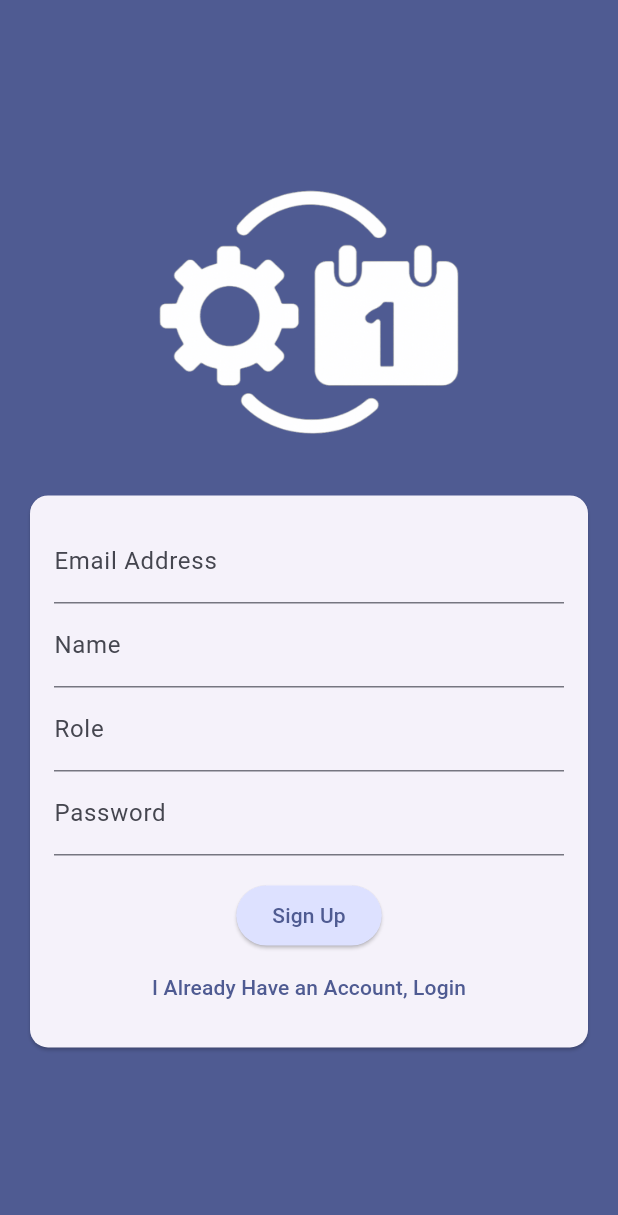
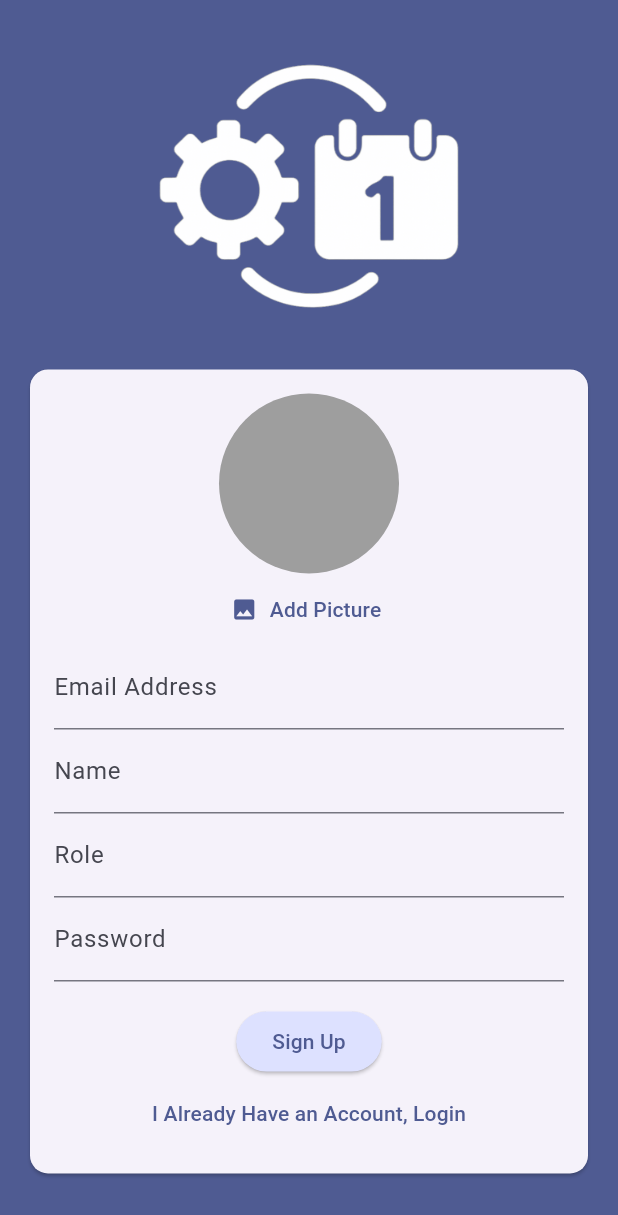
Before and after one commit to kemasfr5/workflow_shift, a Flutter app: the screen it shows after launch, after a tap on "Login", after a tap on "Create an Account", on a phone screen of 412 x 824 dp. Shown: the top 1215 px of the screen. Run offline on Flutter 3.47's test engine with Material 3 defaults, Android fonts, the light colour scheme and no system bars; our stand-ins replace cloud_firestore, firebase_auth, firebase_core, firebase_storage, image_picker; accounts and stored records are empty; generated files the repository leaves out were written again.

Commit message:
Add profile picture on sign up and user detail screen

```diff
--- a/lib/screens/auth.dart
+++ b/lib/screens/auth.dart
@@ -1,6 +1,10 @@
+import 'dart:io';
+
 import 'package:cloud_firestore/cloud_firestore.dart';
 import 'package:firebase_auth/firebase_auth.dart';
 import 'package:flutter/material.dart';
+import 'package:workflow_shift/widgets/user_image_picker.dart';
+import 'package:firebase_storage/firebase_storage.dart';
 
 final _firebase = FirebaseAuth.instance;
 
@@ -21,10 +25,11 @@ class _AuthScreenState extends State<AuthScreen> {
   var _enteredName = '';
   var _enteredRole = '';
   var _enteredPassword = '';
+  File? _selectedImage;
 
   void _submit() async {
     final isValid = _formKey.currentState!.validate();
-    if (!isValid) {
+    if (!isValid || (!_isLogin && _selectedImage == null)) {
       return;
     }
 
@@ -41,11 +46,24 @@ class _AuthScreenState extends State<AuthScreen> {
       } else {
         final userCredential = await _firebase.createUserWithEmailAndPassword(
             email: _enteredEmail, password: _enteredPassword);
+
+        final storageRef = FirebaseStorage.instance.ref();
+        final userRef = storageRef
+            .child("user_image")
+            .child('${userCredential.user!.uid}.jpg');
+        await userRef.putFile(_selectedImage!);
+        final imageUrl = await userRef.getDownloadURL();
+
         FirebaseFirestore.instance
             .collection('users')
             .doc(userCredential.user!.uid)
             .set(
-          {'email': _enteredEmail, 'name': _enteredName, 'role': _enteredRole},
+          {
+            'email': _enteredEmail,
+            'name': _enteredName,
+            'role': _enteredRole,
+            'image': imageUrl,
+          },
         );
       }
     } on FirebaseAuthException catch (e) {
@@ -63,6 +81,10 @@ class _AuthScreenState extends State<AuthScreen> {
 
   @override
   Widget build(BuildContext context) {
+    void pickImage(File image) {
+      _selectedImage = image;
+    }
+
     return Scaffold(
       backgroundColor: Theme.of(context).colorScheme.primary,
       body: Center(
@@ -82,6 +104,7 @@ class _AuthScreenState extends State<AuthScreen> {
                     key: _formKey,
                     child: Column(
                       children: [
+                        if (!_isLogin) UserImagePicker(onPickImage: pickImage),
                         TextFormField(
                           decoration:
                               InputDecoration(label: Text('Email Address')),
@@ -181,8 +204,9 @@ class _AuthScreenState extends State<AuthScreen> {
                           )
                       ],
                     ),
-                    )),
-              )
+                  ),
+                ),
+              ),
             ],
           ),
         ),
--- /dev/null
+++ b/lib/widgets/user_image_picker.dart
@@ -0,0 +1,53 @@
+import 'dart:io';
+
+import 'package:flutter/material.dart';
+import 'package:image_picker/image_picker.dart';
+
+class UserImagePicker extends StatefulWidget {
+  const UserImagePicker({super.key, required this.onPickImage});
+
+  final void Function(File pickedImage) onPickImage;
+
+  @override
+  State<UserImagePicker> createState() {
+    return _UserImagePickerState();
+  }
+}
+
+class _UserImagePickerState extends State<UserImagePicker> {
+  File? pickedImageFile;
+  void pickImage() async {
+    final pickedImage = await ImagePicker()
+        .pickImage(source: ImageSource.camera, imageQuality: 50, maxWidth: 300);
+
+    if (pickedImage == null) {
+      return;
+    }
+    setState(() {
+      pickedImageFile = File(pickedImage.path);
+    });
+    widget.onPickImage(pickedImageFile!);
+  }
+
+  @override
+  Widget build(BuildContext context) {
+    return Column(
+      children: [
+        CircleAvatar(
+          radius: 60,
+          backgroundColor: Colors.grey,
+          foregroundImage:
+              pickedImageFile != null ? FileImage(pickedImageFile!) : null,
+        ),
+        TextButton.icon(
+          onPressed: pickImage,
+          icon: Icon(Icons.image),
+          label: Text(
+            'Add Picture',
+            style: TextStyle(color: Theme.of(context).colorScheme.primary),
+          ),
+        )
+      ],
+    );
+  }
+}
--- a/pubspec.yaml
+++ b/pubspec.yaml
@@ -39,6 +39,9 @@ dependencies:
   cloud_firestore: ^5.6.8
   uid: ^0.0.2
   intl: ^0.20.2
+  image_picker: ^1.1.2
+  firebase_storage: ^12.4.6
+  http: ^1.4.0
 
 dev_dependencies:
   flutter_test:
```
Also changed, not shown: lib/screens/manage_user.dart (+46 -30 lines), lib/widgets/user_detail.dart (added, +48 -0 lines), 1 other file. Lines whose indentation alone changed are shown as unchanged.
